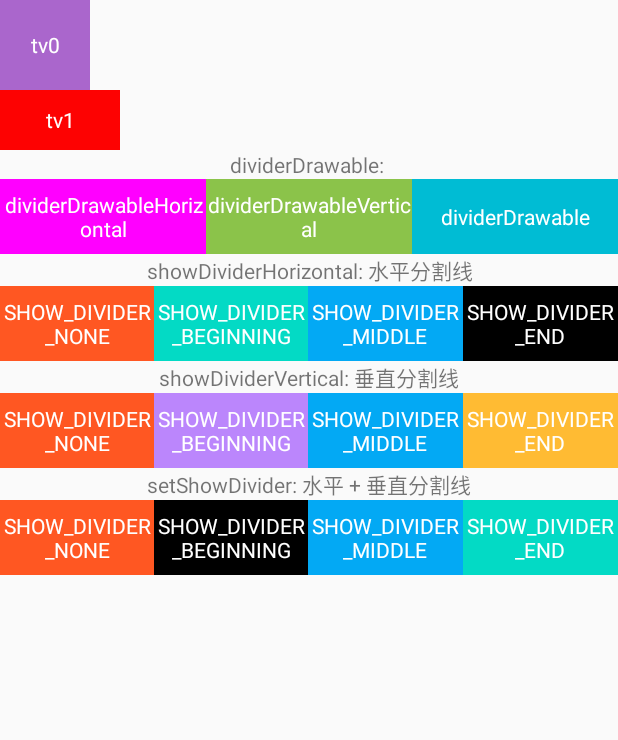
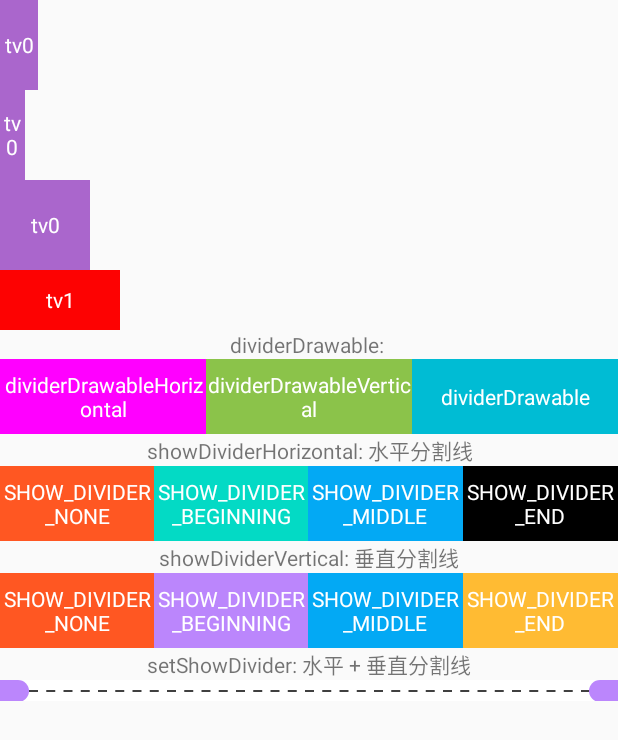
Before and after one commit to wawo00/testJenkinsWithAndroid, an Android app: the screen it shows after launch (MainActivityModule1 before the commit, MainActivity after it), on a phone screen of 412 x 824 dp. Shown: the top 740 px of the screen. Run offline under Robolectric (Android 15) with nearby library versions, the phone set to English and light mode, and no system bars.

Commit message:
测试module的影响

```diff
--- a/app/build.gradle
+++ b/app/build.gradle
@@ -24,11 +24,11 @@ android {
 
     productFlavors {
         uat {
-            applicationId "com.mst.businesstravel.test"
+            applicationId "com.demo.businesstravel.test"
 
         }
         sit {
-            applicationId "com.mst.businesstravel.test"
+            applicationId "com.demo.businesstravel.sit"
         }
 
     }
--- a/app/src/main/java/com/example/myapplication/RoundedRectangleView.kt
+++ b/app/src/main/java/com/example/myapplication/RoundedRectangleView.kt
@@ -8,22 +8,36 @@ import android.graphics.PorterDuff
 import android.graphics.PorterDuffXfermode
 import android.graphics.RectF
 import android.util.AttributeSet
-import android.util.Log
 import android.view.View
 
-class CutoutRectangleView:View {
+class GapDottedLine : View {
 
     // 圆的半径 = 高度
     // 圆的颜色
     // 矩形的颜色
-    private var mRadius = 10 // 半圆的半径
+    private var mRadius = 10f // 半圆的半径
     private var mRectangleHeight = 0f // 矩形的高度
     private var mRectangleWidth = 400f // 矩形的宽度
-    var defaultHeightPx=20
+    var defaultHeightPx = 20
     var mRectangleColor = Color.WHITE // 矩形的颜色
     var mRoundColor = Color.TRANSPARENT // 半圆的
-
-    private val paint = Paint().apply {
+    private val TAG = "DashView"
+    val DEFAULT_DASH_WIDTH = 100
+    val DEFAULT_LINE_WIDTH = 100
+    val DEFAULT_LINE_HEIGHT = 10
+    val DEFAULT_LINE_COLOR = 10395294
+    val ORIENTATION_HORIZONTAL = 0
+    val ORIENTATION_VERTICAL = 1
+    val DEFAULT_DASH_ORIENTATION = 0
+    private var dashWidth = 0f
+    private var lineHeight = 0f
+    private var lineWidth = 0f
+    private var lineColor = 0
+    private var dashOrientation = 0
+    private var mPaint: Paint? = null
+    private var widthSize = 0
+    private var heightSize = 0
+    private var paint = Paint().apply {
         isAntiAlias = true
         color = mRectangleColor // 矩形的颜色
         style = Paint.Style.FILL
@@ -44,33 +58,42 @@ class CutoutRectangleView:View {
         defStyleAttr
     ) {
 
-        val typedArray = context.obtainStyledAttributes(attrs, R.styleable.HalfRoundDottedLine)
-        mRadius = typedArray.getDimensionPixelSize(R.styleable.HalfRoundDottedLine_halfround_radius, 20)
-//        mRadius=dp2px(mRadius)
-        mRectangleColor=typedArray.getColor(R.styleable.HalfRoundDottedLine_rectangle_color1,Color.WHITE)
-        mRoundColor=typedArray.getColor(R.styleable.HalfRoundDottedLine_halfround_color,Color.TRANSPARENT)
-        mRectangleHeight=mRadius*2.toFloat();
-//        mRectangleHeight=dp2px(mRectangleHeight.toInt()).toFloat()
+        val typedArray = context.obtainStyledAttributes(attrs, R.styleable.GapDottedLine)
+        mRadius =
+            typedArray.getDimensionPixelSize(R.styleable.GapDottedLine_halfround_radius, 20).toFloat()
+        mRectangleColor =
+            typedArray.getColor(R.styleable.GapDottedLine_rectangle_color, Color.WHITE)
+        mRoundColor =
+            typedArray.getColor(R.styleable.GapDottedLine_halfround_color, Color.TRANSPARENT)
+        mRectangleHeight = mRadius * 2.toFloat();
+        mPaint = Paint(1)
+        dashWidth = typedArray.getDimension(R.styleable.GapDottedLine_mt_dashWidth, 100.0f)
+        lineHeight = typedArray.getDimension(R.styleable.GapDottedLine_mt_lineHeight, 10.0f)
+        lineWidth = typedArray.getDimension(R.styleable.GapDottedLine_mt_lineWidth, 100.0f)
+        lineColor = typedArray.getColor(R.styleable.GapDottedLine_mt_lineColor, 10395294)
+        dashOrientation = typedArray.getInteger(R.styleable.GapDottedLine_mt_dashOrientation, 0)
+        mPaint!!.setColor(lineColor)
+        mPaint!!.strokeWidth = lineHeight
         typedArray.recycle()
 
     }
-//    override fun onMeasure(widthMeasureSpec: Int, heightMeasureSpec: Int) {
-//        val widthMode = MeasureSpec.getMode(widthMeasureSpec)
-//        val heightMode = MeasureSpec.getMode(heightMeasureSpec)
-//
-//        val widthSize = MeasureSpec.getSize(widthMeasureSpec)
-//        val heightSize = MeasureSpec.getSize(heightMeasureSpec)
-//
-//        // 处理 wrap_content 高度
-//        val measuredHeight = if (heightMode == MeasureSpec.AT_MOST || heightMode == MeasureSpec.UNSPECIFIED) {
-//            dp2px(defaultHeightPx)
-//        } else {
-//            heightSize
-//        }
-//
-//        // 设置测量结果
-//        setMeasuredDimension(widthSize, measuredHeight)
-//    }
+
+        override fun onMeasure(widthMeasureSpec: Int, heightMeasureSpec: Int) {
+        val widthMode = MeasureSpec.getMode(widthMeasureSpec)
+        val heightMode = MeasureSpec.getMode(heightMeasureSpec)
+
+         widthSize = MeasureSpec.getSize(widthMeasureSpec)
+         heightSize = MeasureSpec.getSize(heightMeasureSpec)
+
+        // 处理 wrap_content 高度
+        val measuredHeight = if (heightMode == MeasureSpec.AT_MOST) {
+            dp2px(defaultHeightPx)
+        } else {
+            heightSize
+        }
+        // 设置测量结果
+        setMeasuredDimension(widthSize, measuredHeight)
+    }
 
     override fun onDraw(canvas: Canvas) {
         super.onDraw(canvas)
@@ -78,34 +101,62 @@ class CutoutRectangleView:View {
         val saveCount = canvas.saveLayer(0f, 0f, width.toFloat(), height.toFloat(), null)
         // 绘制矩形
         paint.color = mRectangleColor
-        mRectangleWidth=width.toFloat()
+        mRectangleWidth = width.toFloat()
         canvas.drawRect(
-            mRadius.toFloat(), 0f, mRectangleWidth - mRadius, mRectangleHeight,
+            0f, 0f, mRectangleWidth , mRectangleHeight,
             paint
         )
+        // 恢复 Canvas 状态
+        when (dashOrientation) {
+            1 -> this.drawVerticalLine(canvas)
+            else -> this.drawHorizontalLine(canvas)
+        }
 
         // 绘制左侧半圆缺口
-        cutoutPaint.color=mRoundColor
-        Log.i("TAG", "black: "+Color.BLACK)
-        Log.i("TAG", "trans: "+Color.TRANSPARENT)
-        Log.i("TAG", "final trans: "+mRoundColor)
-        if (mRoundColor!=Color.TRANSPARENT){
-            Log.i("TAG", "onDraw: ")
-            cutoutPaint.xfermode=PorterDuffXfermode(PorterDuff.Mode.SRC)
+        cutoutPaint.color = mRoundColor
+        if (mRoundColor != Color.TRANSPARENT) {
+            cutoutPaint.xfermode = PorterDuffXfermode(PorterDuff.Mode.SRC)
         }
 
-        val leftCircle = RectF(0f, 0f, (2 * mRadius).toFloat(), (2 * mRadius).toFloat())
-        canvas.drawArc(leftCircle, 270f, 180f, true, cutoutPaint)
+        val leftCircle = RectF(-mRadius, 0f, mRadius,  mRadius*2)
+        canvas.drawArc(leftCircle, 0F, 360F, true, cutoutPaint)
         // 绘制右侧半圆缺口
         val rightCircle = RectF(
-            mRectangleWidth - 2 * mRadius, 0f,
-            mRectangleWidth, (2 * mRadius).toFloat()
+            mRectangleWidth-mRadius, 0f,
+            mRectangleWidth+mRadius, mRectangleHeight
         )
-        canvas.drawArc(rightCircle, 90f, 180f, true, cutoutPaint)
-        // 恢复 Canvas 状态
+        canvas.drawArc(rightCircle, 0f, 360f, true, cutoutPaint)
         canvas.restoreToCount(saveCount)
+
+
+    }
+    fun drawHorizontalLine(canvas: Canvas) {
+        var totalWidth = 0.0f
+        canvas.save()
+        val pts = floatArrayOf(0.0f, 0.0f, lineWidth, 0.0f)
+        canvas.translate(mRadius,mRadius)
+        while (totalWidth <= (widthSize-mRadius*2)) {
+            canvas.drawLines(pts, mPaint!!)
+            canvas.translate(lineWidth + dashWidth, 0.0f)
+            totalWidth += lineWidth + dashWidth
+        }
+        canvas.restore()
     }
 
+    @Deprecated("没实现")
+    fun drawVerticalLine(canvas: Canvas) {
+        var totalWidth = 0.0f
+        canvas.save()
+        val pts = floatArrayOf(0.0f, 0.0f, 0.0f, lineWidth)
+        canvas.translate(lineHeight / 2.0f, 0.0f)
+        while (totalWidth <= heightSize.toFloat()) {
+            canvas.drawLines(pts, mPaint!!)
+            canvas.translate(0.0f, lineWidth + dashWidth)
+            totalWidth += lineWidth + dashWidth
+        }
+        canvas.restore()
+    }
 
 }
+
 fun View.dp2px(dp: Int) = (dp * resources.displayMetrics.density + 0.5f).toInt()
--- a/app/src/main/res/layout/activity_main.xml
+++ b/app/src/main/res/layout/activity_main.xml
@@ -6,7 +6,23 @@
     xmlns:tools="http://schemas.android.com/tools"
     android:orientation="vertical">
 
-
+    <!-- Auto layout, variables, and unit scale are not yet supported -->
+    <TextView
+        android:id="@+id/tv999"
+        android:layout_width="25dp"
+        android:layout_height="60dp"
+        android:background="@android:color/holo_purple"
+        android:gravity="center"
+        android:text="tv0"
+        android:textColor="#ffffff" />
+    <TextView
+        android:id="@+id/tv999s"
+        android:layout_width="25px"
+        android:layout_height="60dp"
+        android:background="@android:color/holo_purple"
+        android:gravity="center"
+        android:text="tv0"
+        android:textColor="#ffffff" />
         <TextView
             android:id="@+id/tv0"
             android:layout_width="60dp"
@@ -305,17 +321,23 @@
             android:textColor="@android:color/white" />
 
     </LinearLayout>
-<!--<RelativeLayout-->
-<!--    android:layout_width="match_parent"-->
-<!--    android:background="@color/purple_200"-->
-<!--    android:layout_height="wrap_content">-->
-<!--    <com.example.myapplication.CutoutRectangleView-->
-<!--        android:layout_width="match_parent"-->
-<!--       android:layout_centerVertical="true"-->
-<!--        app:halfround_radius="10dp"-->
-<!--        app:halfround_color="@color/black"-->
-<!--        app:rectangle_color1="@color/white"-->
-<!--        android:layout_height="20dp" />-->
+<RelativeLayout
+    android:layout_width="match_parent"
+    android:background="@color/purple_200"
+    android:layout_height="wrap_content">
+    <com.example.myapplication.GapDottedLine
+        android:layout_width="match_parent"
+        android:layout_centerVertical="true"
+        app:halfround_radius="7dp"
+        app:halfround_color="@android:color/transparent"
+        app:rectangle_color="@color/white"
+        android:layout_marginHorizontal="12dp"
+        app:mt_dashOrientation="0"
+        app:mt_lineHeight="1dp"
+        app:mt_lineWidth="6dp"
+        app:mt_dashWidth="5.5dp"
+        app:mt_lineColor="@color/black"
+        android:layout_height="14dp" />
 <!--    <com.fang.dashview.DashView-->
 <!--        android:layout_width="wrap_content"-->
 <!--        android:layout_height="match_parent"-->
@@ -327,18 +349,18 @@
 <!--        app:dashOrientation="0"-->
 <!--        app:lineHeight="1dp"-->
 <!--        />-->
-<!--</RelativeLayout>-->
+</RelativeLayout>
 
-    <com.example.myapplication.CustomRelativeLayout
-        android:layout_width="match_parent"
-        android:layout_height="20dp"
-        app:round_radius="10dp"
-        app:round_color="@color/black"
-        app:rectangle_color="@color/white"
-        app:dashWidth1="2dp"
-        app:lineWidth1="4dp"
-        app:lineColor1="@android:color/holo_green_light"
-        app:dashOrientation1="0"
-        app:lineHeight1="1dp"/>
+<!--    <com.example.myapplication.CustomRelativeLayout-->
+<!--        android:layout_width="match_parent"-->
+<!--        android:layout_height="20dp"-->
+<!--        app:round_radius="10dp"-->
+<!--        app:round_color="@color/black"-->
+<!--        app:rectangle_color="@color/white"-->
+<!--        app:dashWidth1="2dp"-->
+<!--        app:lineWidth1="4dp"-->
+<!--        app:lineColor1="@android:color/holo_green_light"-->
+<!--        app:dashOrientation1="0"-->
+<!--        app:lineHeight1="1dp"/>-->
 
 </LinearLayout>
--- a/app/src/main/res/layout/custom_relative_layout.xml
+++ b/app/src/main/res/layout/custom_relative_layout.xml
@@ -4,7 +4,7 @@
     android:layout_width="match_parent"
     android:layout_height="wrap_content">
 
-    <com.example.myapplication.CutoutRectangleView
+    <com.example.myapplication.GapDottedLine
         android:id="@+id/cutoutRectangleView"
         android:layout_width="match_parent"
         android:layout_centerVertical="true"
```
Also changed, not shown: app/src/main/java/com/example/myapplication/CustomRelativeLayout.kt (+6 -6 lines), app/src/main/java/com/example/myapplication/DashView.java (+7 -8 lines), app/src/main/res/values/attrs.xml (+15 -10 lines), module1/src/main/AndroidManifest.xml (+0 -10 lines), module2/src/main/AndroidManifest.xml (+0 -11 lines).
